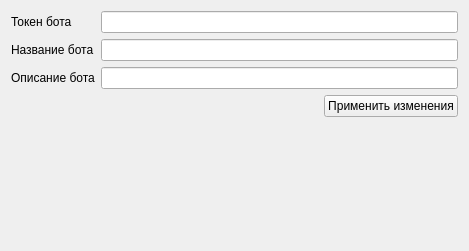
Old version of the form desktop_constructor_app/constructor_app/bot_editor_form.ui in the repository cuttlesystems/simplegram.
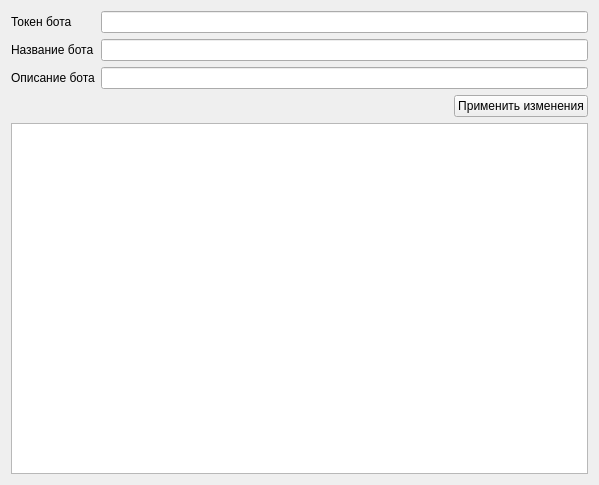
New version of the form.

Commit message: Возможность задавать значения через дерево свойств.

The edit to the form file:
```diff
--- a/desktop_constructor_app/constructor_app/bot_editor_form.ui
+++ b/desktop_constructor_app/constructor_app/bot_editor_form.ui
@@ -6,8 +6,8 @@
    <rect>
     <x>0</x>
     <y>0</y>
-    <width>469</width>
-    <height>251</height>
+    <width>599</width>
+    <height>485</height>
    </rect>
   </property>
   <property name="windowTitle">
@@ -73,17 +73,7 @@
     </layout>
    </item>
    <item>
-    <spacer name="verticalSpacer">
-     <property name="orientation">
-      <enum>Qt::Vertical</enum>
-     </property>
-     <property name="sizeHint" stdset="0">
-      <size>
-       <width>20</width>
-       <height>106</height>
-      </size>
-     </property>
-    </spacer>
+    <widget class="QTreeView" name="bot_params_view"/>
    </item>
   </layout>
  </widget>
```
The commit also changes 2 other files.
